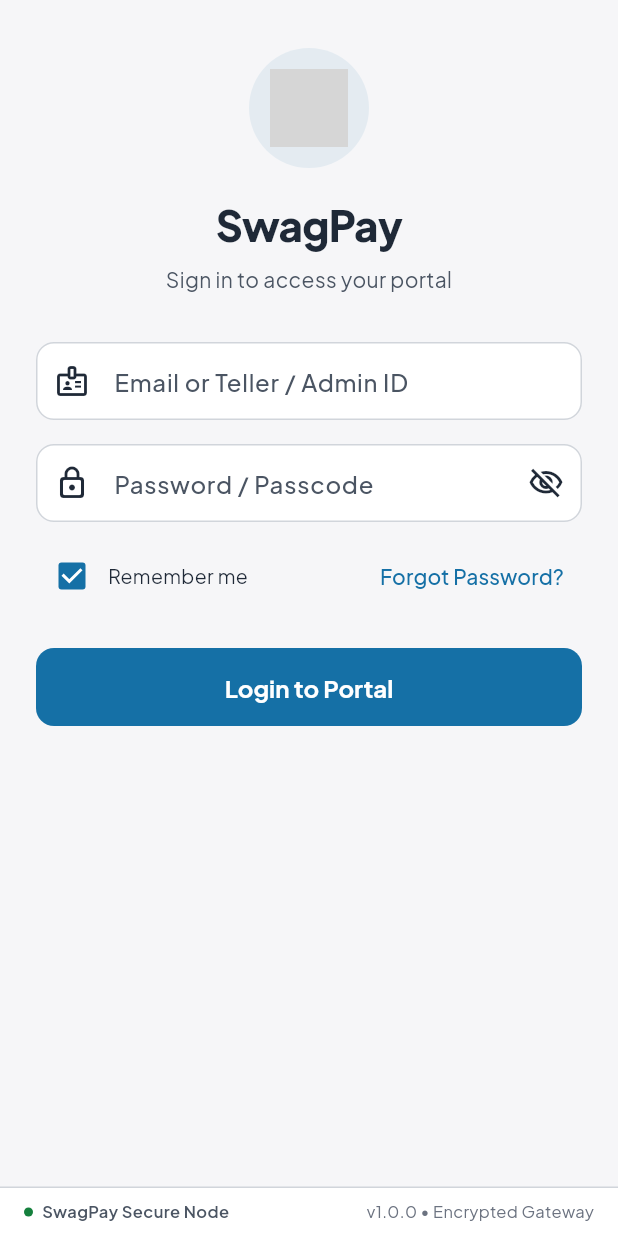
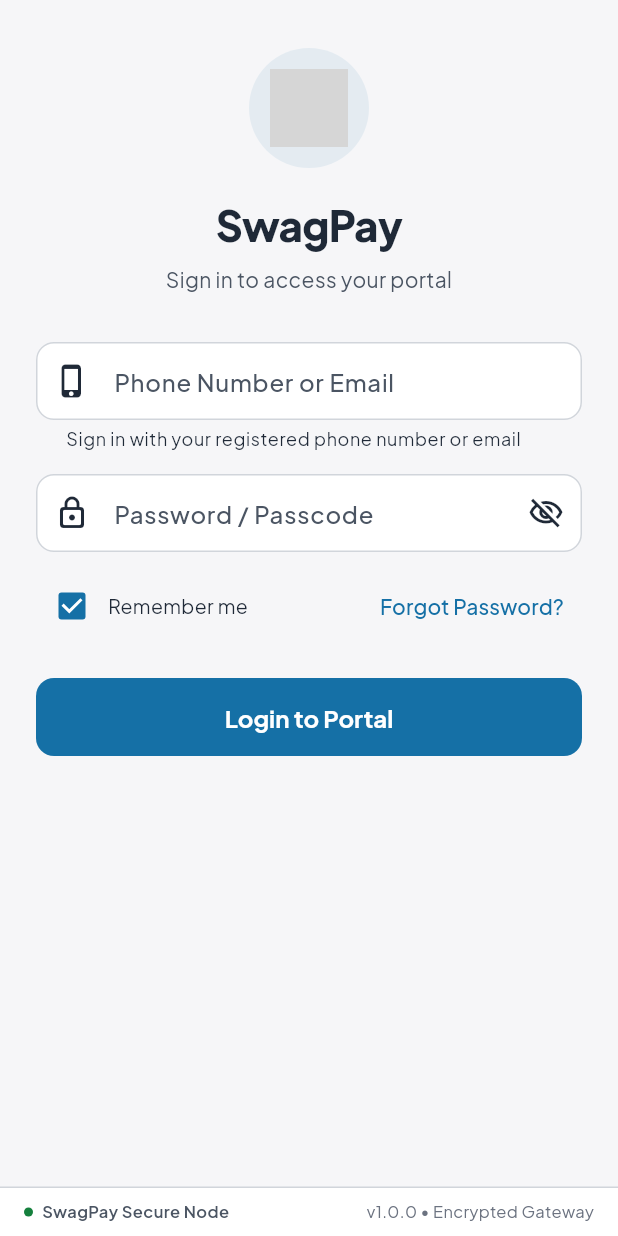
Before and after one commit to swagpaywhitsun-sketch/swagpay, a Flutter app: the screen it shows after launch, on a phone screen of 412 x 824 dp. Run offline on Flutter 3.47's test engine with Material 3 defaults, Android fonts, the phone set to English and light mode, and no system bars; our stand-ins replace device_info_plus, dio, fl_chart, flutter_riverpod, flutter_secure_storage, go_router and 3 more; accounts and stored records are empty; grey boxes are pictures that could not be loaded.

Commit message:
Support phone number login for tellers with automatic prefix normalization

```diff
--- a/lib/features/admin/admin_management_screens.dart
+++ b/lib/features/admin/admin_management_screens.dart
@@ -158,6 +158,7 @@
                   _showCredentialsDialog(
                     context,
                     name: newTeller.fullName,
+                    phone: newTeller.phone,
                     email: newTeller.email,
                     password: secret ?? pwd,
                     pos: selectedPosId == 'ANY_POS' ? 'Universal Access (Any Terminal)' : selectedPosId,
@@ -175,6 +176,7 @@
   void _showCredentialsDialog(
     BuildContext context, {
     required String name,
+    required String phone,
     required String email,
     required String password,
     required String pos,
@@ -221,6 +223,25 @@
                 ),
                 child: Column(
                   children: [
+                    if (phone.trim().isNotEmpty) ...[
+                      Row(
+                        mainAxisAlignment: MainAxisAlignment.spaceBetween,
+                        children: [
+                          const Row(
+                            children: [
+                              Icon(Icons.phone_iphone_rounded, size: 16, color: Color(0xFF1570A6)),
+                              SizedBox(width: 6),
+                              Text('Login Phone:', style: TextStyle(fontSize: 12, fontWeight: FontWeight.w600)),
+                            ],
+                          ),
+                          SelectableText(
+                            phone,
+                            style: const TextStyle(fontSize: 13, fontWeight: FontWeight.w900, color: Color(0xFF1570A6)),
+                          ),
+                        ],
+                      ),
+                      const Divider(height: 16),
+                    ],
                     Row(
                       mainAxisAlignment: MainAxisAlignment.spaceBetween,
                       children: [
@@ -264,7 +285,7 @@
                   const SizedBox(width: 8),
                   Expanded(
                     child: Text(
-                      'The staff member can sign in from any POS terminal using this email and password.',
+                      'The staff member can easily sign in from any POS terminal using either their Phone Number or Email with this password.',
                       style: TextStyle(fontSize: 11.5, color: isDark ? AppColors.darkTextSecondary : AppColors.textSecondary),
                     ),
                   ),
@@ -276,7 +297,10 @@
         actions: [
           OutlinedButton.icon(
             onPressed: () {
-              Clipboard.setData(ClipboardData(text: 'Email: $email\nPassword: $password\nTerminal: $pos'));
+              final phoneLine = phone.trim().isNotEmpty ? 'Login Phone: $phone\n' : '';
+              Clipboard.setData(ClipboardData(
+                text: 'SwagPay Teller Login Credentials:\n${phoneLine}Login Email: $email\nPassword: $password\nTerminal Access: $pos',
+              ));
               ScaffoldMessenger.of(context).showSnackBar(
                 const SnackBar(
                   content: Text('Credentials copied to clipboard!'),
--- a/lib/features/teller/teller_auth_screens.dart
+++ b/lib/features/teller/teller_auth_screens.dart
@@ -256,13 +256,17 @@
           const SizedBox(height: 20),
         ],
 
-        // Email / Identifier
+        // Phone / Email / Identifier
         TextField(
           controller: _emailController,
-          keyboardType: TextInputType.emailAddress,
+          keyboardType: TextInputType.text,
+          autocorrect: false,
+          enableSuggestions: false,
           decoration: const InputDecoration(
-            labelText: 'Email or Teller / Admin ID',
-            prefixIcon: Icon(Icons.badge_outlined),
+            labelText: 'Phone Number or Email',
+            hintText: 'e.g. 024XXXXXXX or teller@swagpay.com',
+            prefixIcon: Icon(Icons.phone_iphone_rounded),
+            helperText: 'Sign in with your registered phone number or email',
           ),
         ),
         const SizedBox(height: 16),
```
Also changed, not shown: 5 other files.
